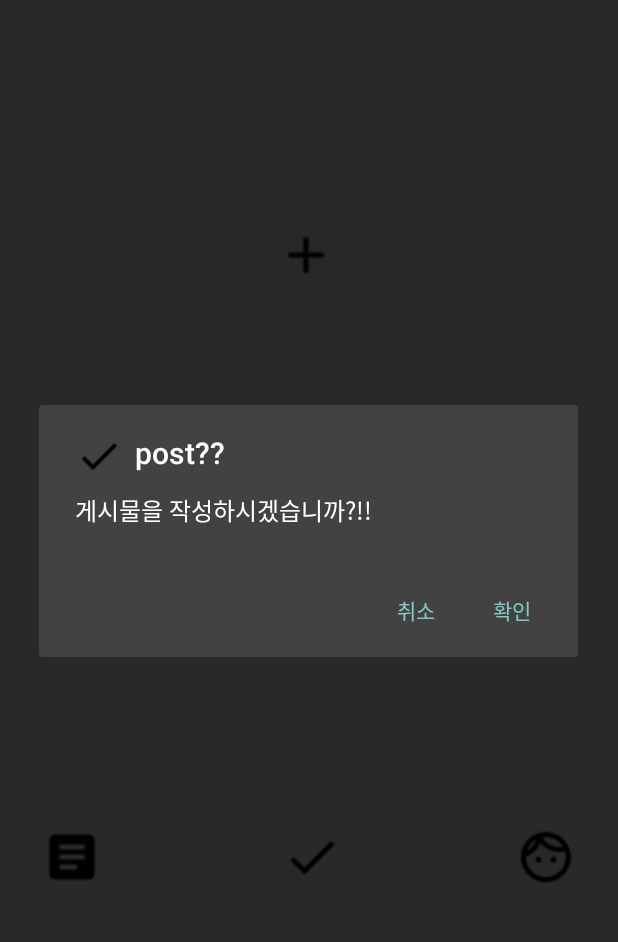
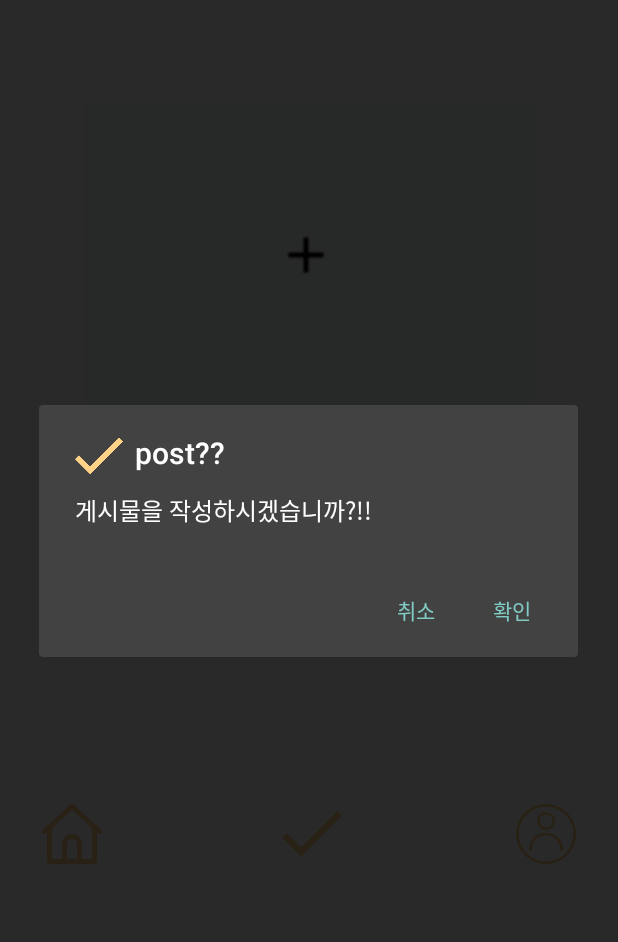
Before and after one commit to SeeLook18/SeeLook, an Android app: the Post_Activity screen opened directly, with no data from a screen before it, after a tap on an icon or button, on a phone screen of 412 x 824 dp, the part 87-1029 px from its top. Run offline under Robolectric (Android 15) with nearby library versions, the phone set to English and light mode, and no system bars.

Commit message:
색깔바꿈

```diff
--- a/app/src/main/res/layout/activity_login_.xml
+++ b/app/src/main/res/layout/activity_login_.xml
@@ -77,10 +77,10 @@
             android:layout_height="wrap_content"
             android:layout_marginStart="56dp"
             android:layout_marginLeft="56dp"
-            android:buttonTint="#FFFFFF"
+            android:buttonTint="#FFD186"
             android:paddingLeft="0dp"
             android:text="자동 로그인"
-            android:textColor="#FFFFFF"
+            android:textColor="#FFD186"
             app:layout_constraintBottom_toBottomOf="parent"
             app:layout_constraintStart_toStartOf="parent" />
     </androidx.constraintlayout.widget.ConstraintLayout>
--- a/app/src/main/res/layout/activity_post_.xml
+++ b/app/src/main/res/layout/activity_post_.xml
@@ -52,7 +52,7 @@
     <androidx.constraintlayout.widget.ConstraintLayout
         android:layout_width="match_parent"
         android:layout_height="68dp"
-        android:layout_marginTop="155dp"
+        android:layout_marginTop="140dp"
         android:background="#FFFFFF">
 
         <Button
@@ -61,7 +61,7 @@
             android:layout_height="40dp"
             android:layout_marginStart="28dp"
             android:layout_marginLeft="28dp"
-            android:background="@drawable/article_button"
+            android:background="@drawable/home"
             app:layout_constraintBottom_toBottomOf="parent"
             app:layout_constraintStart_toStartOf="parent"
             app:layout_constraintTop_toTopOf="parent"
@@ -74,7 +74,7 @@
             android:layout_marginTop="16dp"
             android:layout_marginEnd="28dp"
             android:layout_marginRight="28dp"
-            android:background="@drawable/face_button"
+            android:background="@drawable/profile"
             app:layout_constraintEnd_toEndOf="parent"
             app:layout_constraintTop_toTopOf="parent"></Button>
 
@@ -85,7 +85,7 @@
             android:layout_marginTop="16dp"
             android:layout_marginEnd="116dp"
             android:layout_marginRight="116dp"
-            android:background="@drawable/done_button"
+            android:background="@drawable/done"
             android:onClick="done_clicked"
             app:layout_constraintEnd_toStartOf="@+id/face_button"
             app:layout_constraintTop_toTopOf="parent"></Button>
```
Also changed, not shown: app/src/main/res/drawable/done.png.
